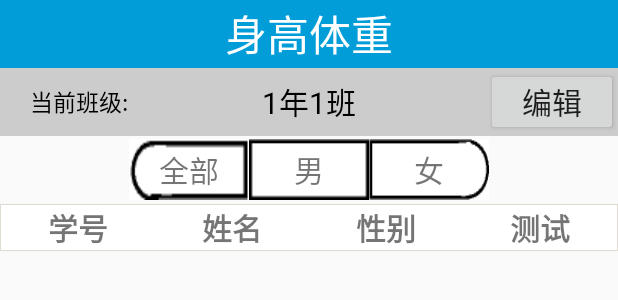
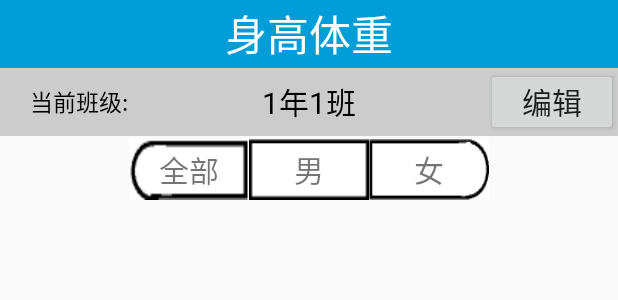
Before and after one commit to yzhcr/sphmApp2, an Android app: the layout activity_table.xml on its own in the app's theme, with its tools: preview values and no code run, on a phone screen of 412 x 824 dp. Shown: the top 300 px of the screen. Run offline under Robolectric (Android 15) with nearby library versions, the phone set to English and light mode, and no system bars.

Commit message:
table 重制

```diff
--- a/app/src/main/res/layout/activity_table.xml
+++ b/app/src/main/res/layout/activity_table.xml
@@ -14,35 +14,6 @@
         android:stretchColumns="*"
         android:layout_below="@id/chooseclassbased">
 
-        <TableRow
-            android:layout_margin="0.5dip"
-            android:background="#dedcd2" >
-            <TextView
-                android:background="#ffffff"
-                android:gravity="center"
-                android:text="学号"
-                android:textSize="20dip"
-                android:textStyle="bold" />
-            <TextView
-                android:gravity="center"
-                android:background="#ffffff"
-                android:text="姓名"
-                android:textSize="20dip"
-                android:textStyle="bold" />
-
-            <TextView
-                android:gravity="center"
-                android:background="#ffffff"
-                android:text="性别"
-                android:textSize="20dip"
-                android:textStyle="bold" />
-            <TextView
-                android:gravity="center"
-                android:background="#ffffff"
-                android:text="测试"
-                android:textSize="20dip"
-                android:textStyle="bold" />
-        </TableRow>
     </TableLayout>
     <ScrollView xmlns:android="http://schemas.android.com/apk/res/android"
         xmlns:tools="http://schemas.android.com/tools"
```
Also changed, not shown: app/src/main/java/com/nju/sphm/Controller/ChooseProjectsActivity/ChooseTestProject.java (+3 -7 lines), app/src/main/java/com/nju/sphm/Controller/TableActivity/TableActivity.java (+60 -36 lines), app/src/main/res/layout/activity_table_two_data.xml (deleted, +0 -74 lines).
